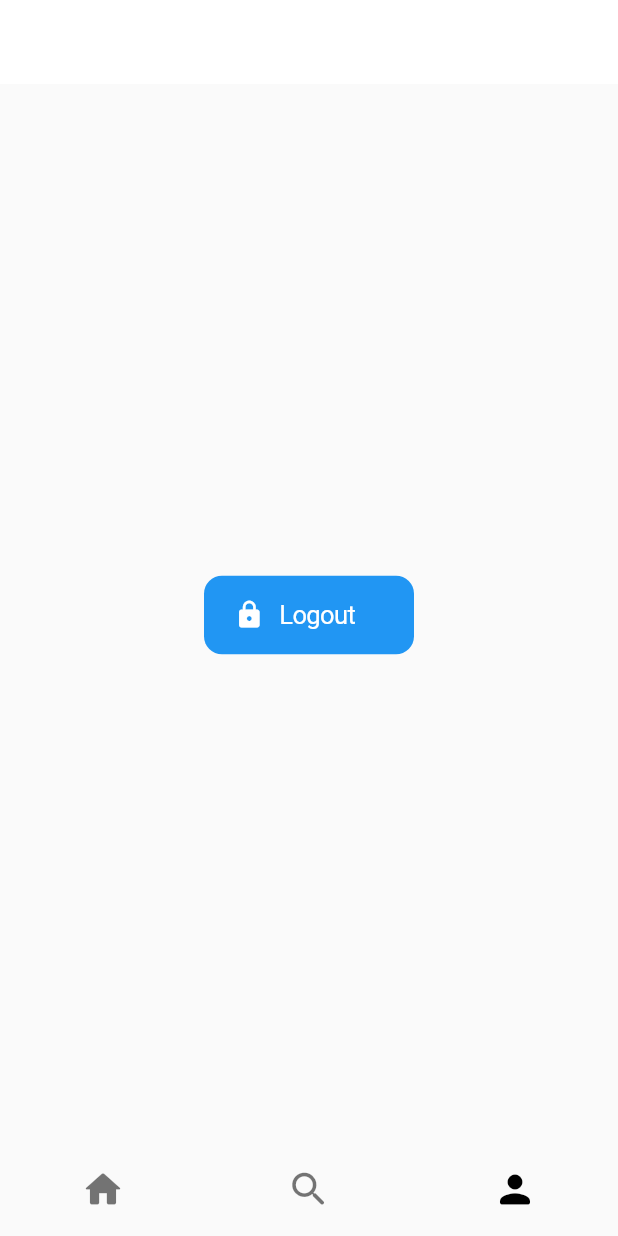
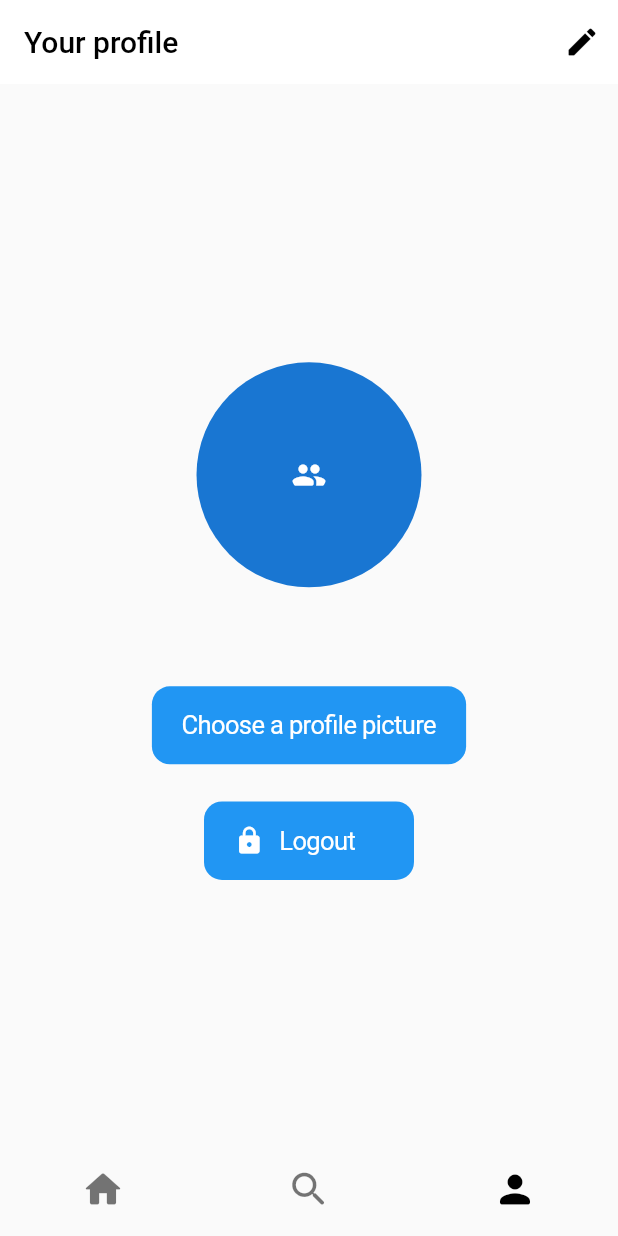
Before and after one commit to OkilSaber/InstClone, a Flutter app: the screen it shows once a user with an empty profile is signed in, item 3 of the bottom bar chosen, on a phone screen of 412 x 824 dp. Run offline on Flutter 3.47's test engine with Material 2 defaults, Android fonts, the phone set to English and light mode, and no system bars; our stand-ins replace firebase_auth, firebase_core, firebase_storage, image_picker; accounts and stored records are empty.

Commit message:
Add profile picture editing

```diff
--- a/lib/Auth/register.dart
+++ b/lib/Auth/register.dart
@@ -44,7 +44,6 @@ class _RegisterPageState extends State<RegisterPage> {
               decoration: const InputDecoration(labelText: "Email"),
             ),
           ),
-          SizedBox(height: size.height * 0.03),
           Container(
             alignment: Alignment.center,
             margin: const EdgeInsets.symmetric(horizontal: 40),
@@ -85,6 +84,7 @@ class _RegisterPageState extends State<RegisterPage> {
                   FirebaseAuth.instance.currentUser!.updateDisplayName(
                     usernameController.text.trim(),
                   );
+                  // FirebaseAuth.instance.currentUser!.updatePhotoURL();
                 } on FirebaseAuthException catch (e) {
                   showErrorDialog(e.message!);
                 } catch (e) {
--- a/lib/Auth/user.dart
+++ /dev/null
@@ -1,44 +0,0 @@
-import 'package:firebase_auth/firebase_auth.dart';
-import 'package:flutter/cupertino.dart';
-import 'package:flutter/material.dart';
-
-class UserPage extends StatelessWidget {
-  final User user = FirebaseAuth.instance.currentUser!;
-
-  UserPage({Key? key}) : super(key: key);
-
-  @override
-  Widget build(BuildContext context) {
-    return Scaffold(
-      appBar: AppBar(
-        title: Text(
-          user.displayName!,
-          style: const TextStyle(
-            color: Colors.black,
-          ),
-        ),
-        elevation: 0,
-        backgroundColor: Colors.white,
-      ),
-      body: Center(
-        child: CupertinoButton.filled(
-          child: SizedBox(
-            width: 100,
-            child: Row(
-              children: const [
-                Icon(Icons.lock),
-                SizedBox(
-                  width: 10,
-                ),
-                Text("Logout"),
-              ],
-            ),
-          ),
-          onPressed: () {
-            FirebaseAuth.instance.signOut();
-          },
-        ),
-      ),
-    );
-  }
-}
--- /dev/null
+++ b/lib/User/user.dart
@@ -0,0 +1,119 @@
+import 'dart:io';
+
+import 'package:firebase_auth/firebase_auth.dart';
+import 'package:firebase_storage/firebase_storage.dart';
+import 'package:flutter/cupertino.dart';
+import 'package:flutter/material.dart';
+import 'package:image_picker/image_picker.dart';
+
+class UserPage extends StatefulWidget {
+  final User user = FirebaseAuth.instance.currentUser!;
+
+  UserPage({Key? key}) : super(key: key);
+  @override
+  State<UserPage> createState() => _UserPageState();
+}
+
+class _UserPageState extends State<UserPage> {
+  final storageRef = FirebaseStorage.instance.ref();
+  ImagePicker picker = ImagePicker();
+  Widget pfp = FirebaseAuth.instance.currentUser!.photoURL != null
+      ? Image.network(FirebaseAuth.instance.currentUser!.photoURL!)
+      : const Icon(Icons.people_rounded);
+
+  @override
+  Widget build(BuildContext context) {
+    Size size = MediaQuery.of(context).size;
+    return Scaffold(
+      appBar: AppBar(
+        title: const Text(
+          "Your profile",
+          style: TextStyle(
+            color: Colors.black,
+          ),
+        ),
+        elevation: 0,
+        backgroundColor: Colors.white,
+        actions: [
+          IconButton(
+            onPressed: (() {}),
+            icon: const Icon(
+              Icons.edit_rounded,
+              color: Colors.black,
+            ),
+          ),
+        ],
+      ),
+      body: Center(
+        child: SingleChildScrollView(
+          child: Column(
+            mainAxisAlignment: MainAxisAlignment.start,
+            children: [
+              SizedBox(height: size.height * 0.01),
+              CircleAvatar(
+                radius: 75,
+                child: ClipOval(
+                  child: pfp,
+                ),
+              ),
+              SizedBox(height: size.height * 0.01),
+              Text(
+                widget.user.displayName!,
+                style: const TextStyle(
+                  color: Colors.black,
+                  fontSize: 28,
+                ),
+              ),
+              SizedBox(height: size.height * 0.03),
+              Container(
+                alignment: Alignment.center,
+                margin: const EdgeInsets.symmetric(horizontal: 40),
+                child: CupertinoButton.filled(
+                  child: const Text("Choose a profile picture"),
+                  onPressed: () async {
+                    final newPic = await picker.pickImage(
+                      source: ImageSource.gallery,
+                    );
+                    if (newPic != null) {
+                      final pfpRef = storageRef.child(newPic.path);
+                      await pfpRef
+                          .putFile(File(pfpRef.fullPath))
+                          .then((p0) async {
+                        await FirebaseAuth.instance.currentUser!.updatePhotoURL(
+                          await p0.ref.getDownloadURL(),
+                        );
+                        setState(() {
+                          pfp = Image.network(
+                            FirebaseAuth.instance.currentUser!.photoURL!,
+                          );
+                        });
+                      });
+                    }
+                  },
+                ),
+              ),
+              SizedBox(height: size.height * 0.03),
+              CupertinoButton.filled(
+                child: SizedBox(
+                  width: 100,
+                  child: Row(
+                    children: const [
+                      Icon(Icons.lock),
+                      SizedBox(
+                        width: 10,
+                      ),
+                      Text("Logout"),
+                    ],
+                  ),
+                ),
+                onPressed: () {
+                  FirebaseAuth.instance.signOut();
+                },
+              ),
+            ],
+          ),
+        ),
+      ),
+    );
+  }
+}
--- a/lib/main_screen.dart
+++ b/lib/main_screen.dart
@@ -1,6 +1,6 @@
 import 'package:flutter/material.dart';
 import 'package:instaclone/Auth/explorer.dart';
-import 'package:instaclone/Auth/user.dart';
+import 'package:instaclone/User/user.dart';
 import 'package:instaclone/feed.dart';
 
 class MainScreen extends StatefulWidget {
--- a/pubspec.yaml
+++ b/pubspec.yaml
@@ -36,6 +36,8 @@ dependencies:
   cupertino_icons: ^1.0.2
   firebase_core: ^1.19.1
   firebase_auth: ^3.4.1
+  image_picker: ^0.8.5+3
+  firebase_storage: ^10.3.2
 
 dev_dependencies:
   flutter_test:
```
Also changed, not shown: pubspec.lock.
